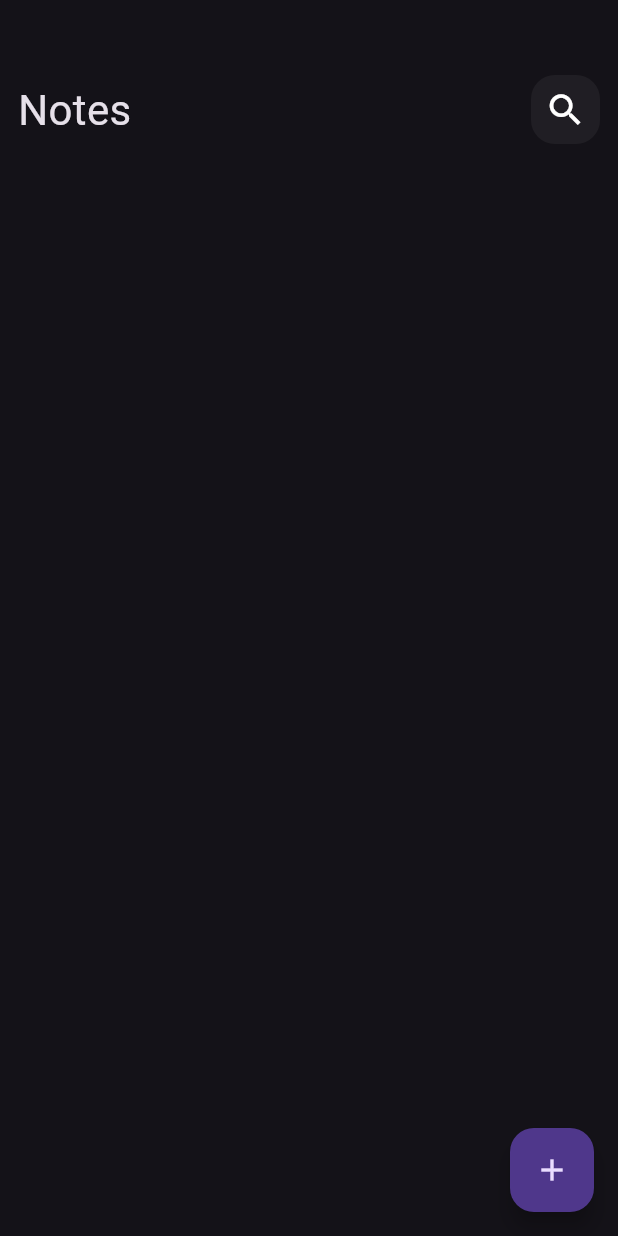
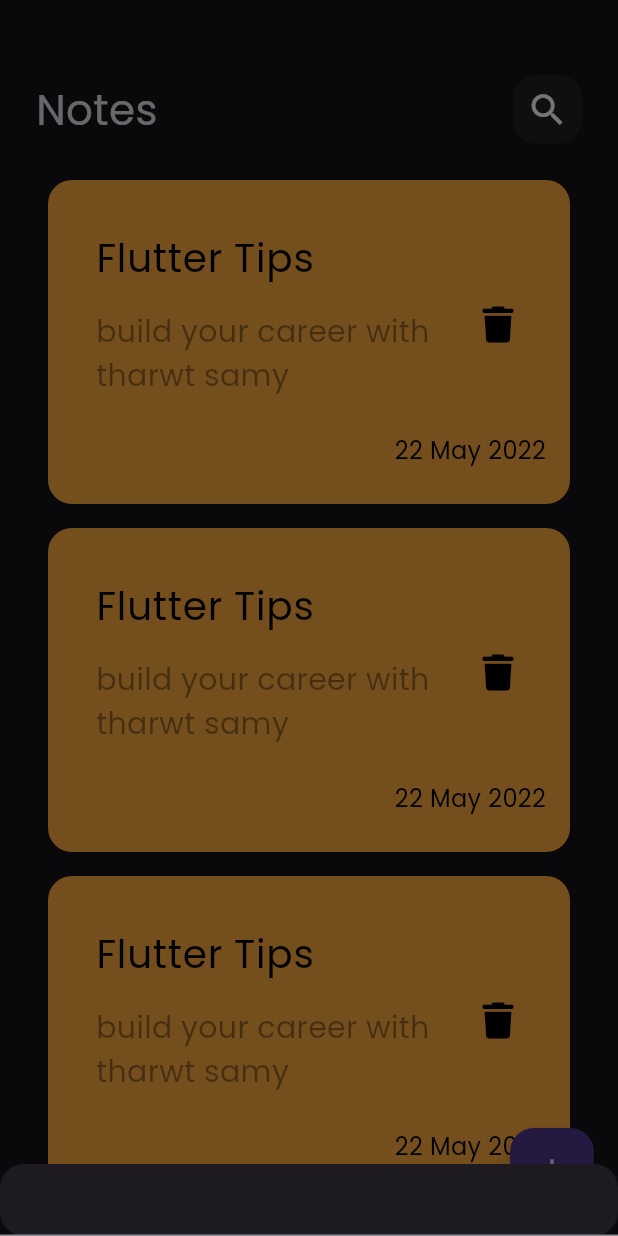
Before and after one commit to hagarsalem1/noteapp2, a Flutter app: the screen it shows after launch, after a tap on the "add" icon, on a phone screen of 412 x 824 dp. Run offline on Flutter 3.47's test engine with Material 3 defaults, Android fonts, the phone set to English and light mode, and no system bars; our stand-ins replace font_awesome_flutter.

Commit message:
finish the bottom sheet ui

```diff
--- a/lib/main.dart
+++ b/lib/main.dart
@@ -12,7 +12,7 @@ class NotesApp extends StatelessWidget {
   Widget build(BuildContext context) {
     return MaterialApp(
       debugShowCheckedModeBanner: false,
-      theme: ThemeData.dark(),
+      theme: ThemeData(brightness: Brightness.dark, fontFamily: 'Poppins'),
       home: const NotesView(),
     );
   }
--- a/lib/views/Notes_view.dart
+++ b/lib/views/Notes_view.dart
@@ -1,4 +1,5 @@
 import 'package:flutter/material.dart';
+import 'package:noteapp/views/widget/addnote_bottomsheet.dart';
 import 'package:noteapp/views/widget/noteview%20custom%20_body.dart';
 
 class NotesView extends StatelessWidget {
@@ -8,7 +9,16 @@ class NotesView extends StatelessWidget {
   Widget build(BuildContext context) {
     return Scaffold(
       floatingActionButton: FloatingActionButton(
-          onPressed: () {},
+          onPressed: () {
+            showModalBottomSheet(
+                shape: RoundedRectangleBorder(
+                  borderRadius: BorderRadius.circular(16),
+                ),
+                context: context,
+                builder: (context) {
+                  return const AddNoteBottomSheet();
+                });
+          },
           child: const Icon(
             Icons.add,
           )),
--- /dev/null
+++ b/lib/views/widget/Notesiten.dart
@@ -0,0 +1,62 @@
+import 'package:flutter/material.dart';
+import 'package:font_awesome_flutter/font_awesome_flutter.dart';
+
+class NotesItem extends StatelessWidget {
+  const NotesItem({super.key});
+
+  @override
+  Widget build(BuildContext context) {
+    return Container(
+      padding: const EdgeInsets.only(
+        top: 24,
+        bottom: 24,
+        left: 16,
+      ),
+      decoration: BoxDecoration(
+        borderRadius: BorderRadius.circular(16),
+        color: Colors.orangeAccent,
+      ),
+      child: Column(
+        crossAxisAlignment: CrossAxisAlignment.end,
+        children: [
+          ListTile(
+            title: const Text(
+              "Flutter Tips",
+              style: TextStyle(
+                color: Colors.black,
+                fontSize: 26,
+              ),
+            ),
+            subtitle: Padding(
+              padding: const EdgeInsets.only(top: 16, bottom: 16),
+              child: Text(
+                'build your career with tharwt samy',
+                style: TextStyle(
+                  color: Colors.black.withOpacity(.4),
+                  fontSize: 20,
+                ),
+              ),
+            ),
+            trailing: IconButton(
+                onPressed: () {},
+                icon: const Icon(
+                  FontAwesomeIcons.trash,
+                  size: 24,
+                  color: Colors.black,
+                )),
+          ),
+          const Padding(
+            padding: EdgeInsets.only(right: 16),
+            child: Text(
+              '22 May 2022',
+              style: TextStyle(
+                fontSize: 16,
+                color: Colors.black,
+              ),
+            ),
+          )
+        ],
+      ),
+    );
+  }
+}
--- /dev/null
+++ b/lib/views/widget/Noteslistview.dart
@@ -0,0 +1,21 @@
+import 'package:flutter/material.dart';
+import 'package:noteapp/views/widget/Notesiten.dart';
+
+class NotesList extends StatelessWidget {
+  const NotesList({super.key});
+
+  @override
+  Widget build(BuildContext context) {
+    return Padding(
+      padding: const EdgeInsets.symmetric(vertical: 16),
+      child: ListView.builder(
+          padding: EdgeInsets.zero,
+          itemBuilder: (context, index) {
+            return const Padding(
+              padding: EdgeInsets.all(8.0),
+              child: NotesItem(),
+            );
+          }),
+    );
+  }
+}
--- /dev/null
+++ b/lib/views/widget/addnote_bottomsheet.dart
@@ -0,0 +1,11 @@
+import 'package:flutter/material.dart';
+import 'package:noteapp/views/widget/custom%20text%20field.dart';
+
+class AddNoteBottomSheet extends StatelessWidget {
+  const AddNoteBottomSheet({super.key});
+
+  @override
+  Widget build(BuildContext context) {
+    return Container(child: CusttonTextfield());
+  }
+}
--- /dev/null
+++ b/lib/views/widget/custom text field.dart
@@ -0,0 +1,10 @@
+import 'package:flutter/material.dart';
+
+class CusttonTextfield extends StatelessWidget {
+  const CusttonTextfield({super.key});
+
+  @override
+  Widget build(BuildContext context) {
+    return TextField();
+  }
+}
--- a/lib/views/widget/noteview custom _body.dart
+++ b/lib/views/widget/noteview custom _body.dart
@@ -1,5 +1,6 @@
 import 'package:flutter/material.dart';
 import 'package:noteapp/views/widget/AppBarcustom.dart';
+import 'package:noteapp/views/widget/Noteslistview.dart';
 
 class CustombodyNoteview extends StatelessWidget {
   const CustombodyNoteview({super.key});
@@ -7,13 +8,14 @@ class CustombodyNoteview extends StatelessWidget {
   @override
   Widget build(BuildContext context) {
     return const Padding(
-      padding: EdgeInsets.symmetric(horizontal: 12),
+      padding: EdgeInsets.symmetric(horizontal: 24),
       child: Column(
         children: [
           SizedBox(
             height: 50,
           ),
           CustomAppBar(),
+          Expanded(child: NotesList()),
         ],
       ),
     );
```
Also changed, not shown: pubspec.yaml (+5 -4 lines), assets/fonts/Poppins-Regular.ttf (added), pubspec.lock.
